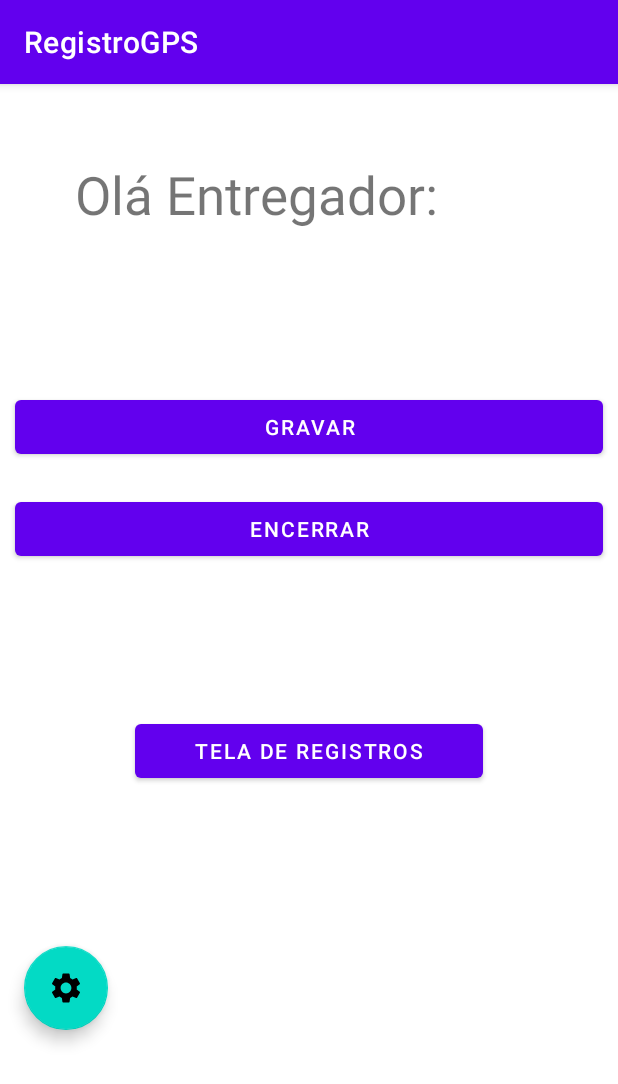
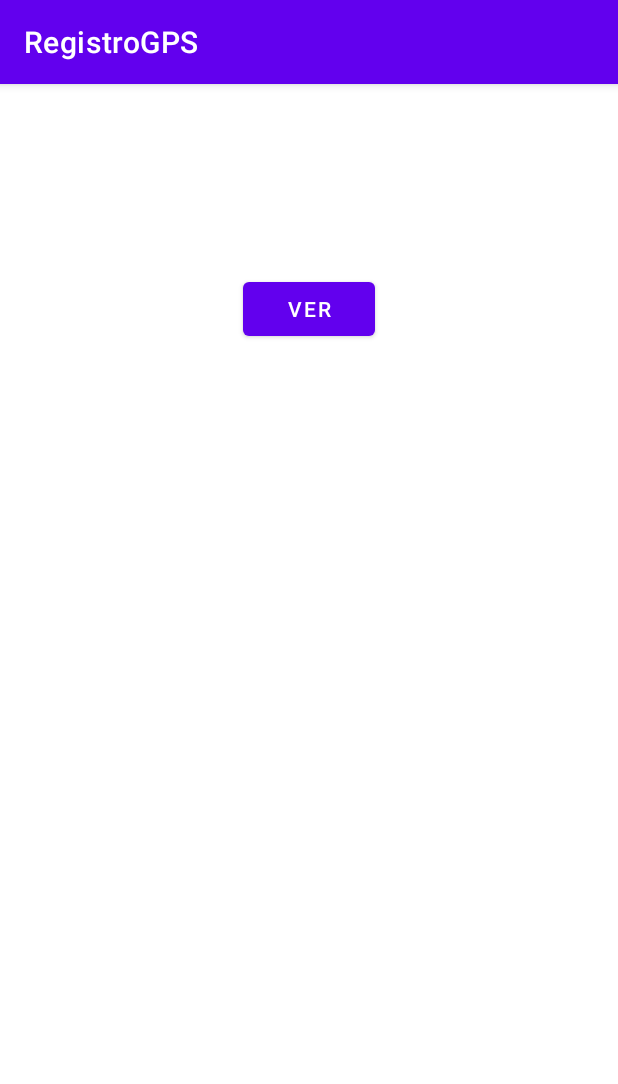
Before and after one commit to Maycon-brendo/RegistroGPS, an Android app: the screen it shows after launch (MainActivity before the commit, ListaRegistroActivity after it), after a tap on "TELA DE REGISTROS", on a phone screen of 412 x 824 dp. Shown: the top 1084 px of the screen. Run offline under Robolectric (Android 15) with nearby library versions, the phone set to English and light mode, and no system bars.

Commit message:
Tentativa de correcao

```diff
--- /dev/null
+++ b/app/src/main/java/com/example/registrogps/ListaRegistroActivity.kt
@@ -0,0 +1,67 @@
+package com.example.registrogps
+
+import android.os.Bundle
+import androidx.appcompat.app.AppCompatActivity
+import androidx.recyclerview.widget.LinearLayoutManager
+import com.example.registrogps.adapters.AdapterRegistros
+import com.example.registrogps.databinding.ActivityListaRegistroBinding
+import com.example.registrogps.models.Registro
+
+
+class ListaRegistroActivity : AppCompatActivity() {
+
+    private lateinit var binding: ActivityListaRegistroBinding
+    private lateinit var adapterRegistros: AdapterRegistros
+    private val listadeRegistros: MutableList<Registro> = mutableListOf()
+
+
+    override fun onCreate(savedInstanceState: Bundle?) {
+        super.onCreate(savedInstanceState)
+        binding = ActivityListaRegistroBinding.inflate(layoutInflater)
+        val view = binding.root
+        setContentView(view)
+
+        val recyclerViewRegistros = binding.rvRegistros
+        recyclerViewRegistros.layoutManager = LinearLayoutManager(this)
+        recyclerViewRegistros.setHasFixedSize(true)
+        adapterRegistros = AdapterRegistros(this, listadeRegistros)
+        recyclerViewRegistros.adapter = adapterRegistros
+        setup()
+    }
+
+
+    private fun setup() {
+        listFiles()
+        setuupClickListener()
+    }
+
+    private fun setuupClickListener() {
+        binding.btnListar.setOnClickListener{
+            listFiles2()
+        }
+    }
+
+    private fun listFiles() {
+        val files: Array<String> = fileList()
+
+        val texto = ""
+
+        files.forEach {
+            val tito1 = Registro("${texto}${it}\n")
+            listadeRegistros.add(tito1)
+        }
+
+    }
+
+    fun listFiles2(){
+        var files: Array<String> = fileList()
+
+        var  texto = ""
+        files.forEach {
+            texto = "${texto}${it}\n"
+        }
+
+        binding.tvopcao2.text = texto
+
+    }
+}
--- a/app/src/main/java/com/example/registrogps/MainActivity.kt
+++ b/app/src/main/java/com/example/registrogps/MainActivity.kt
@@ -1,29 +1,25 @@
 package com.example.registrogps
 
 import android.Manifest
+import android.R
 import android.content.Context
 import android.content.Intent
 import android.content.pm.PackageManager
 import android.location.Location
 import android.location.LocationListener
 import android.location.LocationManager
-import androidx.appcompat.app.AppCompatActivity
 import android.os.Bundle
 import android.util.Log
-import android.view.View
 import android.widget.Toast
 import androidx.appcompat.app.AlertDialog
+import androidx.appcompat.app.AppCompatActivity
 import androidx.core.app.ActivityCompat
 import androidx.core.content.ContextCompat
-import androidx.fragment.app.Fragment
-import androidx.fragment.app.FragmentTransaction
-import androidx.navigation.findNavController
 import com.example.registrogps.databinding.ActivityMainBinding
-import com.example.registrogps.fragments.ListaRegistroFragment
-import com.example.registrogps.utils.nav
 import java.io.*
 import java.text.SimpleDateFormat
 import java.util.*
+
 
 class MainActivity : AppCompatActivity() {
 
@@ -65,9 +61,8 @@ class MainActivity : AppCompatActivity() {
         }
 
         binding.btnTelaLista.setOnClickListener {
-            val intent = Intent(this, ListaRegistroFragment::class.java)
+            val intent = Intent(this, ListaRegistroActivity::class.java)
             startActivity(intent)
-
         }
 
         binding.fabConfigs.setOnClickListener {
--- /dev/null
+++ b/app/src/main/java/com/example/registrogps/adapters/AdapterRegistros.kt
@@ -0,0 +1,30 @@
+package com.example.registrogps.adapters
+
+import android.content.Context
+import android.view.LayoutInflater
+import android.view.ViewGroup
+import androidx.recyclerview.widget.RecyclerView
+import com.example.registrogps.databinding.ListaItemRegistroBinding
+import com.example.registrogps.models.Registro
+
+class AdapterRegistros (private val context: Context, private val listadeRegistros: MutableList<Registro>):
+    RecyclerView.Adapter<AdapterRegistros.RegistroViewHolder>() {
+
+
+
+    override fun onCreateViewHolder(parent: ViewGroup, viewType: Int): RegistroViewHolder {
+        val itemLista  = ListaItemRegistroBinding.inflate(LayoutInflater.from(context), parent, false)
+        return RegistroViewHolder(itemLista)
+    }
+
+    override fun onBindViewHolder(holder: RegistroViewHolder, position: Int) {
+        holder.tvNomeArquivo.text = listadeRegistros[position].titulo
+    }
+
+    override fun getItemCount() = listadeRegistros.size
+
+    inner class RegistroViewHolder(binding: ListaItemRegistroBinding): RecyclerView.ViewHolder(binding.root) {
+        val tvNomeArquivo = binding.tvNomeArquivo
+
+    }
+}
--- /dev/null
+++ b/app/src/main/java/com/example/registrogps/models/Registro.kt
@@ -0,0 +1,5 @@
+package com.example.registrogps.models
+
+data class Registro (
+    val titulo: String? = null
+    )
--- /dev/null
+++ b/app/src/main/res/layout/activity_lista_registro.xml
@@ -0,0 +1,38 @@
+<?xml version="1.0" encoding="utf-8"?>
+<androidx.constraintlayout.widget.ConstraintLayout xmlns:android="http://schemas.android.com/apk/res/android"
+    xmlns:app="http://schemas.android.com/apk/res-auto"
+    xmlns:tools="http://schemas.android.com/tools"
+    android:layout_width="match_parent"
+    android:layout_height="match_parent"
+    tools:context=".ListaRegistroActivity">
+
+    <androidx.recyclerview.widget.RecyclerView
+        android:id="@+id/rv_registros"
+        android:layout_width="match_parent"
+        android:layout_height="500dp"
+        app:layout_constraintBottom_toBottomOf="parent" />
+
+    <TextView
+        android:id="@+id/tvopcao2"
+        android:layout_width="wrap_content"
+        android:layout_height="wrap_content"
+        android:layout_margin="10dp"
+        android:text=" "
+        android:textSize="30dp"
+        android:textStyle="bold"
+        app:layout_constraintEnd_toEndOf="parent"
+        app:layout_constraintHorizontal_bias="0.5"
+        app:layout_constraintStart_toStartOf="parent"
+        app:layout_constraintTop_toTopOf="parent" />
+
+    <Button
+        android:id="@+id/btn_listar"
+        android:layout_width="wrap_content"
+        android:layout_height="wrap_content"
+        android:layout_marginTop="116dp"
+        android:text="Ver"
+        app:layout_constraintEnd_toEndOf="parent"
+        app:layout_constraintHorizontal_bias="0.5"
+        app:layout_constraintStart_toStartOf="parent"
+        app:layout_constraintTop_toTopOf="@+id/tvopcao2" />
+</androidx.constraintlayout.widget.ConstraintLayout>
```
Also changed, not shown: app/src/main/AndroidManifest.xml (+8 -4 lines), app/src/main/java/com/example/registrogps/fragments/HomeFragment.kt (deleted, +0 -61 lines), app/src/main/java/com/example/registrogps/fragments/ListaRegistroFragment.kt (deleted, +0 -60 lines), app/src/main/java/com/example/registrogps/viewmodel/MainViewModel.kt (+2 -19 lines), app/src/main/res/layout/activity_main.xml (+10 -2 lines), app/src/main/res/layout/fragment_home.xml (deleted, +0 -10 lines), app/src/main/res/layout/fragment_lista_registro.xml (deleted, +0 -12 lines).
